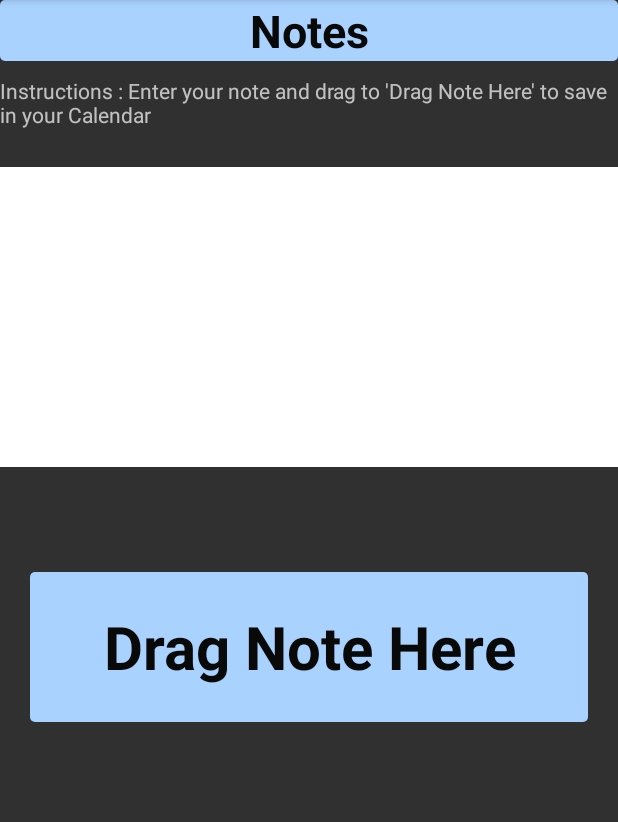
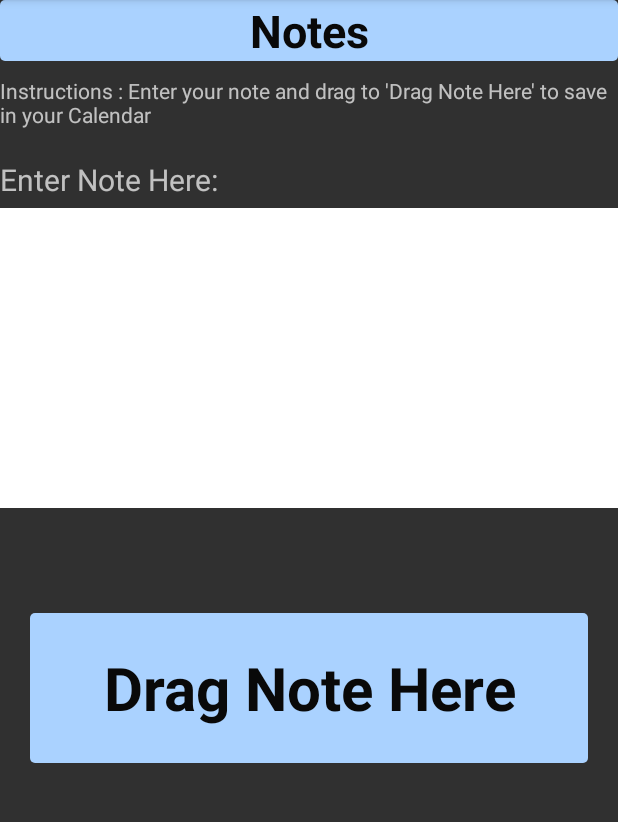
Before and after one commit to pmalavia/FitByte, an Android app: the Notes screen opened directly, with no data from a screen before it, on a phone screen of 412 x 824 dp, the part 84-906 px from its top. Run offline under Robolectric (Android 15) with nearby library versions, the phone set to English and light mode, and no system bars; 1 statement that could not run was skipped.

Commit message:
Notes
Ok so it works with one note a day. You can't add more than one note but
for the presentation it should be fine.

```diff
--- a/app/src/main/java/com/example/fitbyte/fitbyte/Diary.java
+++ b/app/src/main/java/com/example/fitbyte/fitbyte/Diary.java
@@ -174,10 +174,6 @@ public class Diary extends MenuNavigation {
         startActivity(i);
     }
 
-    public void notesClicked(View view){
-        Intent i = new Intent(this, Notes.class);
-        startActivity(i);
-    }
 
     public boolean getBreakfast(){
         return breakfast;
--- a/app/src/main/java/com/example/fitbyte/fitbyte/MenuNavigation.java
+++ b/app/src/main/java/com/example/fitbyte/fitbyte/MenuNavigation.java
@@ -57,7 +57,7 @@ public class MenuNavigation extends ActionBarActivity {
 
 
 
-        menu = new String[]{"Home", "Diary","Profile", "Workouts","Calendar","Reminders"};
+        menu = new String[]{"Home", "Diary","Profile", "Workouts","Calendar","Reminders","Notes"};
         adapter = new ArrayAdapter<String>(this,android.R.layout.simple_list_item_1,menu);
         listView.setAdapter(adapter);
         listView.setSelector(android.R.color.holo_blue_dark);
@@ -121,6 +121,9 @@ public class MenuNavigation extends ActionBarActivity {
                 break;
             case 5:
                 startActivity(new Intent(this, Reminders.class));
+                break;
+            case 6 :
+                startActivity(new Intent(this, Notes.class));
             default:break;
         }
     }
--- a/app/src/main/java/com/example/fitbyte/fitbyte/Notes.java
+++ b/app/src/main/java/com/example/fitbyte/fitbyte/Notes.java
@@ -1,8 +1,12 @@
 package com.example.fitbyte.fitbyte;
 
+import android.app.DatePickerDialog;
 import android.content.Context;
 import android.content.SharedPreferences;
 import android.os.Bundle;
+import android.view.View;
+import android.view.inputmethod.InputMethodManager;
+import android.widget.DatePicker;
 import android.widget.EditText;
 import android.widget.TextView;
 
@@ -11,10 +15,9 @@ import java.util.Calendar;
 public class Notes extends MenuNavigation {
 
     Calendar cal = Calendar.getInstance();
-    int day = cal.get(Calendar.DAY_OF_MONTH);
+    static int day;
 
     EditText note1;
-
     TextView save;
 
     public static SharedPreferences myNotes;
@@ -25,6 +28,7 @@ public class Notes extends MenuNavigation {
         setContentView(R.layout.notes_layout);
         super.onCreateDrawer();
 
+        day = cal.get(Calendar.DAY_OF_MONTH);
         note1 = (EditText)findViewById(R.id.note1);
         note1.setOnTouchListener(new ChoiceTouchListener());
 
@@ -32,14 +36,19 @@ public class Notes extends MenuNavigation {
         save.setOnDragListener(new ChoiceDragListener());
 
         myNotes = getSharedPreferences("myNotes", Context.MODE_PRIVATE);
-        editor = myNotes.edit();
     }
 
     public void addNote(String s){
+        editor = myNotes.edit();
+
+        myNotes.getInt("day1", 0);
+        editor.putInt("day1", day);
+
         myNotes.getString("note1","");
-        myNotes.getInt("day1", 0);
-        editor.putInt("day1",day);
-        editor.putString("note1",s);
+        editor.putString("note1", "Note 1 : " + s);
         editor.commit();
+
     }
+
+
 }
--- a/app/src/main/res/layout/notes_layout.xml
+++ b/app/src/main/res/layout/notes_layout.xml
@@ -37,16 +37,22 @@
                 android:orientation="vertical"
                 android:layout_marginTop="20dp"
                >
+                <TextView
+                    android:layout_width="fill_parent"
+                    android:layout_height="wrap_content"
+                    android:text="Enter Note Here: "
+                    android:textSize="20sp"/>
                 <EditText
                     android:layout_width="match_parent"
                     android:layout_height="200dp"
                     android:layout_marginTop="5dp"
-                    android:hint="Type note here............."
                     android:gravity="top|left"
+                    android:textColor="#ff090909"
                     android:background="#ffffffff"
                     android:id="@+id/note1"
                     android:textSize="20sp"/>
                 </LinearLayout>
+
 
 
             <TextView
@@ -75,5 +81,5 @@
         android:choiceMode="singleChoice"
         android:divider="@android:color/transparent"
         android:dividerHeight="0dp"
-        android:background="#fff"/>
+        android:background="#000"/>
 </android.support.v4.widget.DrawerLayout>
```
Also changed, not shown: app/src/main/res/layout/diary_layout.xml (+1 -7 lines).
